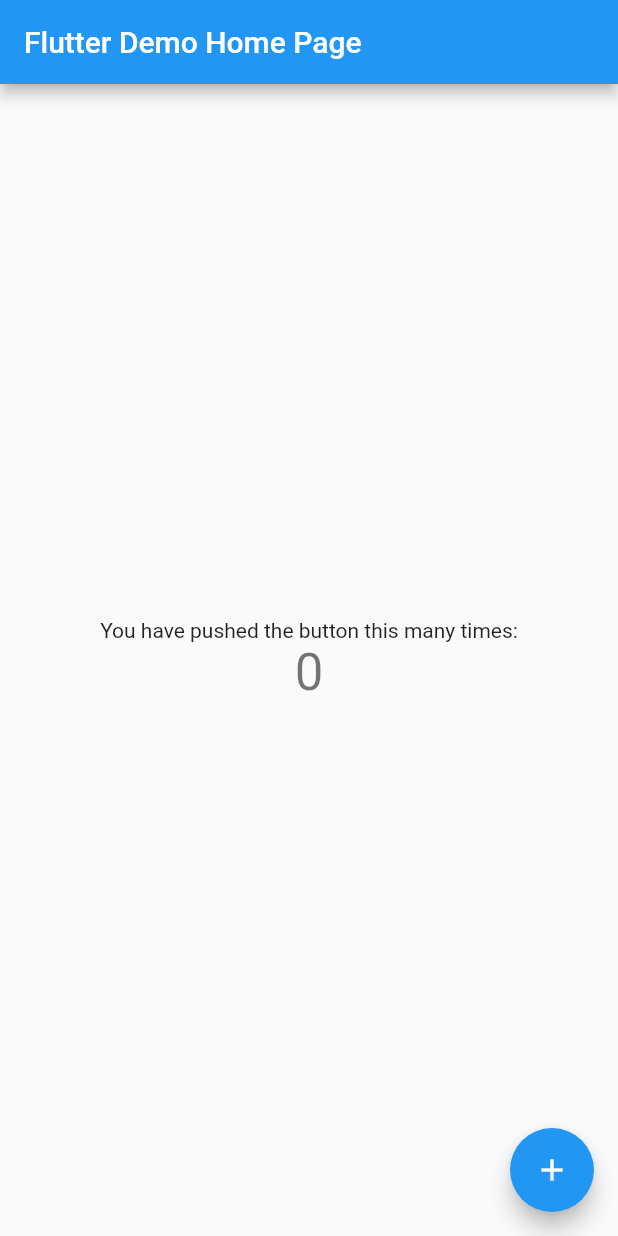
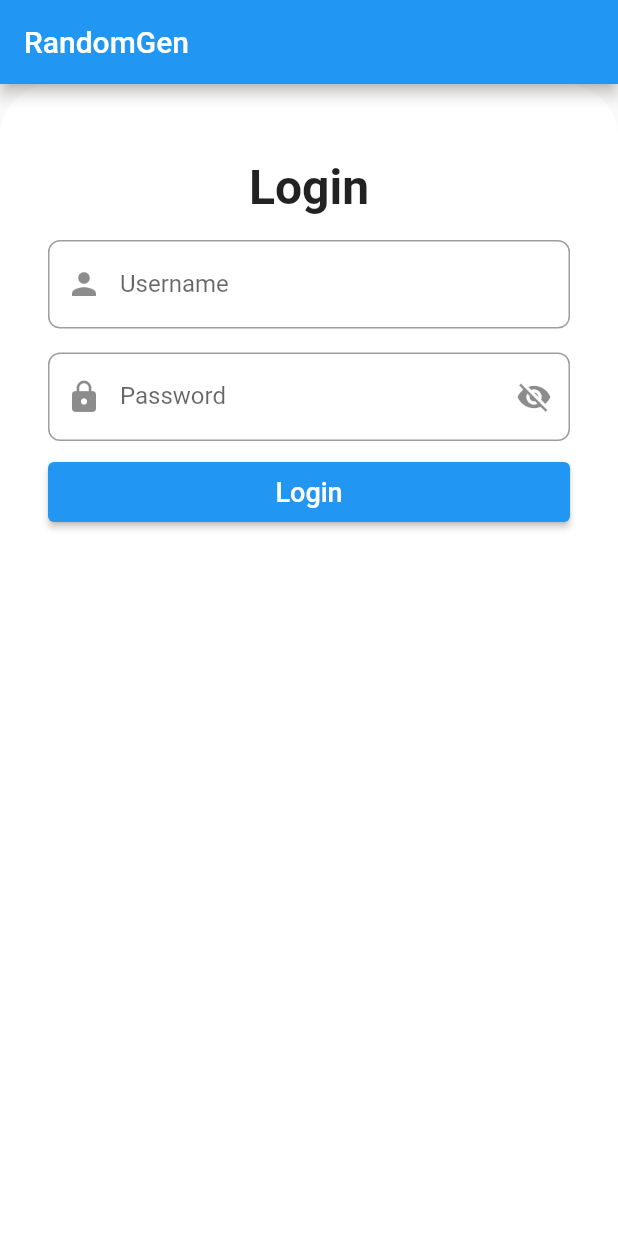
Before and after one commit to PATH-Global-Health/RandomGen, a Flutter app: the screen it shows after launch, on a phone screen of 412 x 824 dp. Run offline on Flutter 3.47's test engine with Material 2 defaults, Android fonts, the light colour scheme and no system bars; our stand-ins replace bloc, equatable, flutter_bloc, hive, hive_flutter; accounts and stored records are empty; Roboto replaces fonts that are missing (Proxima Nova).

Commit message:
Implemented login feature

```diff
--- /dev/null
+++ b/lib/data/model/user.dart
@@ -0,0 +1,13 @@
+import 'package:hive/hive.dart';
+
+part 'user.g.dart';
+
+@HiveType(typeId: 1)
+class User extends HiveObject {
+  @HiveField(0)
+  final String username;
+  @HiveField(1)
+  final int password;
+
+  User(this.username, this.password);
+}
--- /dev/null
+++ b/lib/data/services/authentication.dart
@@ -0,0 +1,28 @@
+import 'package:hive/hive.dart';
+
+import '../model/user.dart';
+
+class AuthenticationService {
+  late Box<User> _users;
+
+  Future<void> init() async {
+    Hive.registerAdapter(UserAdapter());
+    _users = await Hive.openBox<User>('userBox');
+
+    //Initialize user table with one user.
+    if (!_users.isNotEmpty) {
+      await _users.add(User('user', 576777));
+    }
+  }
+
+  Future<String?> authenticateUser(
+      final String username, final int password) async {
+    final success = await _users.values.any((element) =>
+        element.username == username && element.password == password);
+    if (success) {
+      return username;
+    } else {
+      return null;
+    }
+  }
+}
--- /dev/null
+++ b/lib/logic/bloc/home_bloc.dart
@@ -0,0 +1,29 @@
+import 'package:bloc/bloc.dart';
+import 'package:equatable/equatable.dart';
+
+import '../../data/services/authentication.dart';
+
+part 'home_event.dart';
+part 'home_state.dart';
+
+class HomeBloc extends Bloc<HomeEvent, HomeState> {
+  final AuthenticationService _auth;
+
+  HomeBloc(this._auth) : super(RegisteringServicesState()) {
+    on<LoginEvent>((event, emit) async {
+      final user = await _auth.authenticateUser(event.username, event.password);
+      if (user != null) {
+        emit(SuccessfulLoginState(user));
+        // for successive login requests
+        emit(const HomeInitial());
+      }
+    });
+
+    // initialize database to add a default user
+    on<RegisterServiceEvent>((event, emit) async {
+      await _auth.init();
+
+      emit(const HomeInitial());
+    });
+  }
+}
--- /dev/null
+++ b/lib/logic/bloc/home_event.dart
@@ -0,0 +1,20 @@
+part of 'home_bloc.dart';
+
+abstract class HomeEvent extends Equatable {
+  const HomeEvent();
+}
+
+class LoginEvent extends HomeEvent {
+  final String username;
+  final int password;
+
+  const LoginEvent(this.username, this.password);
+
+  @override
+  List<Object> get props => [username, password];
+}
+
+class RegisterServiceEvent extends HomeEvent {
+  @override
+  List<Object?> get props => [];
+}
--- /dev/null
+++ b/lib/logic/bloc/home_state.dart
@@ -0,0 +1,26 @@
+part of 'home_bloc.dart';
+
+abstract class HomeState extends Equatable {
+  const HomeState();
+}
+
+class HomeInitial extends HomeState {
+  const HomeInitial();
+
+  @override
+  List<Object?> get props => [];
+}
+
+class SuccessfulLoginState extends HomeState {
+  final String username;
+
+  const SuccessfulLoginState(this.username);
+
+  @override
+  List<Object?> get props => [username];
+}
+
+class RegisteringServicesState extends HomeState {
+  @override
+  List<Object?> get props => [];
+}
--- a/lib/main.dart
+++ b/lib/main.dart
@@ -1,6 +1,12 @@
 import 'package:flutter/material.dart';
+import 'package:flutter_bloc/flutter_bloc.dart';
+import 'package:hive_flutter/hive_flutter.dart';
 
-void main() {
+import 'data/services/authentication.dart';
+import 'presentation/screens/home_screen.dart';
+
+void main() async {
+  await Hive.initFlutter();
   runApp(const MyApp());
 }
 
@@ -10,106 +16,17 @@
   // This widget is the root of your application.
   @override
   Widget build(BuildContext context) {
-    return MaterialApp(
-      title: 'Flutter Demo',
-      theme: ThemeData(
-        // This is the theme of your application.
-        //
-        // Try running your application with "flutter run". You'll see the
-        // application has a blue toolbar. Then, without quitting the app, try
-        // changing the primarySwatch below to Colors.green and then invoke
-        // "hot reload" (press "r" in the console where you ran "flutter run",
-        // or simply save your changes to "hot reload" in a Flutter IDE).
-        // Notice that the counter didn't reset back to zero; the application
-        // is not restarted.
-        primarySwatch: Colors.blue,
+    return MultiRepositoryProvider(
+      providers: [
+        RepositoryProvider(create: (context) => AuthenticationService()),
+      ],
+      child: MaterialApp(
+        title: 'RandomGen',
+        theme: ThemeData(
+          primarySwatch: Colors.blue,
+        ),
+        home: HomeScreen(),
       ),
-      home: const MyHomePage(title: 'Flutter Demo Home Page'),
     );
   }
 }
-
-class MyHomePage extends StatefulWidget {
-  const MyHomePage({Key? key, required this.title}) : super(key: key);
-
-  // This widget is the home page of your application. It is stateful, meaning
-  // that it has a State object (defined below) that contains fields that affect
-  // how it looks.
-
-  // This class is the configuration for the state. It holds the values (in this
-  // case the title) provided by the parent (in this case the App widget) and
-  // used by the build method of the State. Fields in a Widget subclass are
-  // always marked "final".
-
-  final String title;
-
-  @override
-  State<MyHomePage> createState() => _MyHomePageState();
-}
-
-class _MyHomePageState extends State<MyHomePage> {
-  int _counter = 0;
-
-  void _incrementCounter() {
-    setState(() {
-      // This call to setState tells the Flutter framework that something has
-      // changed in this State, which causes it to rerun the build method below
-      // so that the display can reflect the updated values. If we changed
-      // _counter without calling setState(), then the build method would not be
-      // called again, and so nothing would appear to happen.
-      _counter++;
-    });
-  }
-
-  @override
-  Widget build(BuildContext context) {
-    // This method is rerun every time setState is called, for instance as done
-    // by the _incrementCounter method above.
-    //
-    // The Flutter framework has been optimized to make rerunning build methods
-    // fast, so that you can just rebuild anything that needs updating rather
-    // than having to individually change instances of widgets.
-    return Scaffold(
-      appBar: AppBar(
-        // Here we take the value from the MyHomePage object that was created by
-        // the App.build method, and use it to set our appbar title.
-        title: Text(widget.title),
-      ),
-      body: Center(
-        // Center is a layout widget. It takes a single child and positions it
-        // in the middle of the parent.
-        child: Column(
-          // Column is also a layout widget. It takes a list of children and
-          // arranges them vertically. By default, it sizes itself to fit its
-          // children horizontally, and tries to be as tall as its parent.
-          //
-          // Invoke "debug painting" (press "p" in the console, choose the
-          // "Toggle Debug Paint" action from the Flutter Inspector in Android
-          // Studio, or the "Toggle Debug Paint" command in Visual Studio Code)
-          // to see the wireframe for each widget.
-          //
-          // Column has various properties to control how it sizes itself and
-          // how it positions its children. Here we use mainAxisAlignment to
-          // center the children vertically; the main axis here is the vertical
-          // axis because Columns are vertical (the cross axis would be
-          // horizontal).
-          mainAxisAlignment: MainAxisAlignment.center,
-          children: <Widget>[
-            const Text(
-              'You have pushed the button this many times:',
-            ),
-            Text(
-              '$_counter',
-              style: Theme.of(context).textTheme.headline4,
-            ),
-          ],
-        ),
-      ),
-      floatingActionButton: FloatingActionButton(
-        onPressed: _incrementCounter,
-        tooltip: 'Increment',
-        child: const Icon(Icons.add),
-      ), // This trailing comma makes auto-formatting nicer for build methods.
-    );
-  }
-}
--- /dev/null
+++ b/lib/presentation/screens/home_screen.dart
@@ -0,0 +1,173 @@
+import 'package:flutter/material.dart';
+import 'package:flutter/services.dart';
+import 'package:flutter_bloc/flutter_bloc.dart';
+
+import '../../data/services/authentication.dart';
+import '../../logic/bloc/home_bloc.dart';
+import 'place_screen.dart';
+
+class HomeScreen extends StatefulWidget {
+  const HomeScreen({Key? key}) : super(key: key);
+
+  @override
+  State<HomeScreen> createState() => _HomeScreenState();
+}
+
+class _HomeScreenState extends State<HomeScreen> {
+  final usernameController = TextEditingController();
+  final passwordController = TextEditingController();
+  bool isPasswordTextVisible = false;
+  bool isUsernameTextEmpty = true;
+
+  void _changeUsernameTextEmpty() {
+    if (usernameController.text.isEmpty == false &&
+        isUsernameTextEmpty == true) {
+      setState(() {
+        isUsernameTextEmpty = false;
+      });
+    }
+  }
+
+  @override
+  void initState() {
+    super.initState();
+    usernameController.addListener(_changeUsernameTextEmpty);
+  }
+
+  @override
+  void dispose() {
+    usernameController.dispose();
+    super.dispose();
+  }
+
+  @override
+  Widget build(BuildContext context) {
+    return Scaffold(
+      appBar: AppBar(title: const Text('RandomGen')),
+      body: BlocProvider(
+        create: (context) =>
+            HomeBloc(RepositoryProvider.of<AuthenticationService>(context))
+              ..add(RegisterServiceEvent()),
+        child: BlocConsumer<HomeBloc, HomeState>(
+          listener: (context, state) {
+            if (state is SuccessfulLoginState) {
+              Navigator.of(context).push(
+                MaterialPageRoute(
+                  builder: (context) => PlaceScreen(username: state.username),
+                ),
+              );
+            }
+          },
+          builder: (context, state) {
+            if (state is HomeInitial) {
+              return Container(
+                padding: const EdgeInsets.symmetric(horizontal: 32),
+                constraints: const BoxConstraints.expand(),
+                decoration: const BoxDecoration(
+                  color: Colors.white,
+                  borderRadius: BorderRadius.only(
+                    topLeft: Radius.circular(35),
+                    topRight: Radius.circular(35),
+                  ),
+                ),
+                child: Column(
+                  children: [
+                    const SizedBox(
+                      height: 50,
+                    ),
+                    const Text(
+                      'Login',
+                      style:
+                          TextStyle(fontSize: 32, fontWeight: FontWeight.bold),
+                    ),
+                    const SizedBox(
+                      height: 16,
+                    ),
+                    TextField(
+                      // decoration: const InputDecoration(labelText: 'Username'),
+                      controller: usernameController,
+                      decoration: InputDecoration(
+                        prefixIcon: const Icon(Icons.person),
+                        suffixIcon: isUsernameTextEmpty
+                            ? const Text('')
+                            : GestureDetector(
+                                onTap: () {
+                                  usernameController.clear();
+                                  setState(() {
+                                    isUsernameTextEmpty =
+                                        usernameController.text.isEmpty;
+                                  });
+                                },
+                                child: const Icon(Icons.close),
+                              ),
+                        labelText: 'Username',
+                        border: OutlineInputBorder(
+                          borderRadius: BorderRadius.circular(8),
+                          borderSide:
+                              const BorderSide(color: Colors.red, width: 1),
+                        ),
+                      ),
+                    ),
+                    const SizedBox(
+                      height: 16,
+                    ),
+                    TextField(
+                      controller: passwordController,
+                      // decoration: const InputDecoration(labelText: 'Passsword'),
+                      decoration: InputDecoration(
+                        // icon: Icon(Icons.mail),
+                        prefixIcon: const Icon(Icons.lock),
+                        suffixIcon: GestureDetector(
+                            onTap: () {
+                              setState(() {
+                                isPasswordTextVisible = !isPasswordTextVisible;
+                              });
+                            },
+                            child: Icon(isPasswordTextVisible
+                                ? Icons.visibility
+                                : Icons.visibility_off)),
+                        hintText: 'type your password',
+                        labelText: 'Password',
+                        border: OutlineInputBorder(
+                          borderRadius: BorderRadius.circular(8),
+                          borderSide:
+                              const BorderSide(color: Colors.red, width: 1),
+                        ),
+                      ),
+                      obscureText: !isPasswordTextVisible,
+
+                      keyboardType: TextInputType.number,
+                      inputFormatters: <TextInputFormatter>[
+                        FilteringTextInputFormatter.digitsOnly
+                      ],
+                    ),
+                    const SizedBox(
+                      height: 10,
+                    ),
+                    ElevatedButton(
+                        onPressed: () {
+                          BlocProvider.of<HomeBloc>(context).add(LoginEvent(
+                              usernameController.text,
+                              int.parse(passwordController.text)));
+                        },
+                        child: const SizedBox(
+                          height: 40,
+                          child: Center(
+                            child: Text(
+                              "Login",
+                              style: TextStyle(
+                                  fontSize: 18, fontFamily: "Proxima Nova"),
+                            ),
+                          ),
+                        ))
+                  ],
+                ),
+              );
+            }
+            return Container();
+          },
+        ),
+      ),
+    );
+  }
+}
--- /dev/null
+++ b/lib/presentation/screens/place_screen.dart
@@ -0,0 +1,23 @@
+import 'package:flutter/material.dart';
+
+class PlaceScreen extends StatelessWidget {
+  final String username;
+  const PlaceScreen({Key? key, required this.username}) : super(key: key);
+
+  @override
+  Widget build(BuildContext context) {
+    return Scaffold(
+      appBar: AppBar(title: const Text('RandomGen')),
+      body: Center(
+        child: Column(
+          mainAxisAlignment: MainAxisAlignment.center,
+          children: const [
+            Text(
+              'Place list',
+            ),
+          ],
+        ),
+      ),
+    );
+  }
+}
```
Also changed, not shown: lib/data/model/user.g.dart (added), 11 other files.
